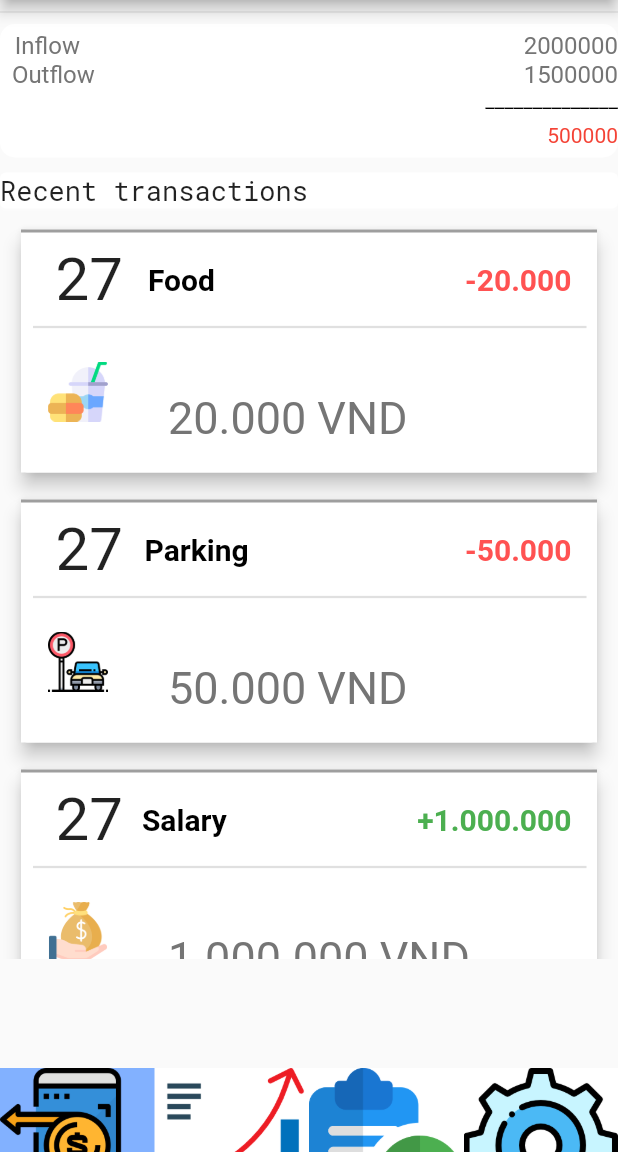
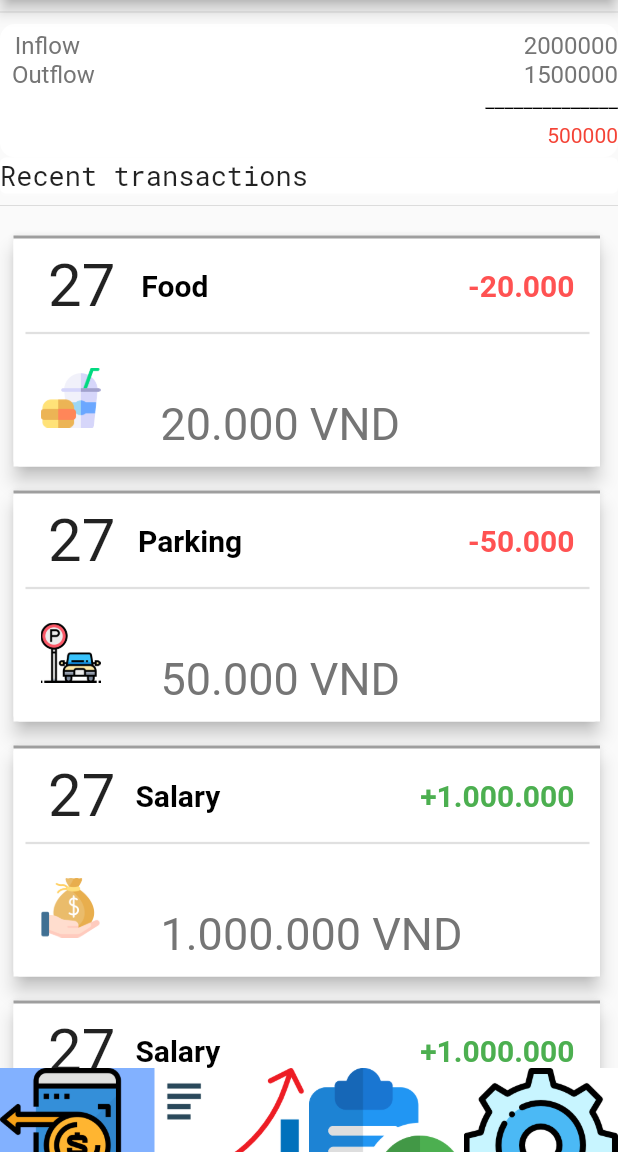
Before and after one commit to hieuvts/money_manager, a Flutter app: the screen it shows after launch, on a phone screen of 412 x 824 dp, the part 84-1236 px from its top. Run offline on Flutter 3.47's test engine with Material 2 defaults, Android fonts, the phone set to English and light mode, and no system bars; drawn by our look-alikes of flutter_snake_navigationbar; our stand-ins replace charts_flutter, convex_bottom_bar, pie_chart, splashscreen.

Commit message:
#6.1 Backup
SnakeNavBar works correctly.
Fix Transaction page (RecentTransaction() overflow)

```diff
--- a/lib/main.dart
+++ b/lib/main.dart
@@ -15,9 +15,6 @@ void main() {
 class MyApp extends StatelessWidget {
   @override
   Widget build(BuildContext context) {
-    // return MaterialApp(
-    //   home: new PageController(title: "Money Manager"),
-    // );
     return new MaterialApp(
       theme:
           ThemeData(fontFamily: "Helveticaneue"), //Set font chung toàn bộ app
@@ -36,7 +33,7 @@ class MyApp extends StatelessWidget {
         photoSize: 120.0,
         backgroundColor: Color(0xFFA8DADC),
         loadingText: new Text(
-          "Loading",
+          "Loading...",
           style: TextStyle(
               color: Colors.white, fontSize: 16, fontStyle: FontStyle.italic),
         ),
@@ -55,6 +52,7 @@ class PageController extends StatefulWidget {
 }
 
 class _PageControllerState extends State<PageController> {
+  //Danh sách các pages
   final List<Widget> _pages = <Widget>[
     TransactionPage(),
     GraphPage(),
@@ -63,15 +61,25 @@ class _PageControllerState extends State<PageController> {
     SettingPage()
   ];
   int _selectedPage = 0;
-  final BorderRadius _borderRadius = const BorderRadius.only(
-    topLeft: Radius.circular(10),
-    topRight: Radius.circular(0),
-    bottomLeft: Radius.circular(10),
-  );
+  //Danh sách các items trong SnakeNavBar
+  List<BottomNavigationBarItem> navBarItems = [
+    BottomNavigationBarItem(
+      icon: new Image.asset(
+        'images/transaction.png',
+      ),
+      label: 'Giao dịch',
+    ),
+    BottomNavigationBarItem(
+        icon: new Image.asset('images/graph.png'), label: 'Thống kê'),
+    BottomNavigationBarItem(
+        icon: new Image.asset('images/add.png'), label: 'Thêm'),
+    BottomNavigationBarItem(
+        icon: new Image.asset('images/settings.png'), label: 'Cài đặt'),
+  ];
+  //Beginof Config SnakeNavBar
   ShapeBorder bottomBarShape = new Border();
   SnakeBarBehaviour snakeBarStyle = SnakeBarBehaviour.floating;
-  EdgeInsets padding = const EdgeInsets.all(12);
-  int _selectedItemPosition = 0;
+  EdgeInsets padding = const EdgeInsets.all(5);
   SnakeShape snakeShape = SnakeShape.rectangle;
   bool showSelectedLabels = false;
   bool showUnselectedLabels = false;
@@ -81,13 +89,14 @@ class _PageControllerState extends State<PageController> {
   Color unselectedColor = Colors.blueGrey;
   Gradient unselectedGradient =
       const LinearGradient(colors: [Colors.red, Colors.blueGrey]);
-  Color containerColor;
-  List<Color> containerColors = [
-    const Color(0xFFFDE1D7),
-    const Color(0xFFE4EDF5),
-    const Color(0xFFE7EEED),
-    const Color(0xFFF4E4CE),
-  ];
+  // Color containerColor;
+  // List<Color> containerColors = [
+  //   const Color(0xFFFDE1D7),
+  //   const Color(0xFFE4EDF5),
+  //   const Color(0xFFE7EEED),
+  //   const Color(0xFFF4E4CE),
+  // ];
+  //Endof Config SnakeNavBar
 
   @override
   Widget build(BuildContext context) {
@@ -97,84 +106,43 @@ class _PageControllerState extends State<PageController> {
         title: Text(widget.title),
       ),
       body: _pages[_selectedPage],
-
-      // bottomNavigationBar: ConvexAppBar(
-      //   top: 0,
-      //   initialActiveIndex: 0, //Page "Giao dịch"
-      //   backgroundColor: Colors.blueAccent,
-      //   style: TabStyle.textIn,
-      //   items: [
-      //     TabItem(
-      //         icon: new Image.asset('images/transaction.png'),
-      //         title: 'Giao dịch'),
-      //     TabItem(icon: new Image.asset('images/graph.png'), title: 'Thống kê'),
-      //     TabItem(icon: new Image.asset('images/add.png'), title: 'Tạo'),
-      //     TabItem(
-      //         icon: new Image.asset('images/settings.png'), title: 'Cài đặt'),
-      //   ],
-      //   //onTap: (int i) => print('click index=$i'),
-      //   onTap: onTabTapped,
-      // ),
       bottomNavigationBar: SnakeNavigationBar.color(
         behaviour: snakeBarStyle,
         snakeShape: snakeShape,
         shape: bottomBarShape,
-
-        ///configuration for SnakeNavigationBar.color
         snakeViewColor: selectedColor,
         selectedItemColor:
             snakeShape == SnakeShape.indicator ? selectedColor : null,
         unselectedItemColor: Colors.blueGrey,
-
-        ///configuration for SnakeNavigationBar.gradient
-        // snakeViewGradient: selectedGradient,
-        // selectedItemGradient: snakeShape == SnakeShape.indicator ? selectedGradient : null,
-        // unselectedItemGradient: unselectedGradient,
-
         showUnselectedLabels: showUnselectedLabels,
         showSelectedLabels: showSelectedLabels,
-
-        currentIndex: _selectedItemPosition,
-        onTap: (index) {
-          setState(() => _selectedItemPosition = index);
-          onTabTapped(index);
-          print('tapped page $index');
-        },
-
-        selectedLabelStyle: const TextStyle(fontSize: 14),
-        unselectedLabelStyle: const TextStyle(fontSize: 10),
-        items: [
-          BottomNavigationBarItem(
-              icon: new Image.asset('images/transaction.png'),
-              label: 'Giao dịch'),
-          BottomNavigationBarItem(
-              icon: new Image.asset('images/graph.png'), label: 'Thống kê'),
-          BottomNavigationBarItem(
-              icon: new Image.asset('images/add.png'), label: 'Thêm'),
-          BottomNavigationBarItem(
-              icon: new Image.asset('images/settings.png'), label: 'Cài đặt'),
-        ],
+        currentIndex: _selectedPage,
+        // onTap: (index) {
+        //   setState(() => _selectedPage = index);
+        //   onTabTapped(index);
+        //   print('tapped page $index');
+        // },
+        onTap: onTabTapped,
+        selectedLabelStyle: const TextStyle(fontSize: 10),
+        items: navBarItems,
       ),
     ));
   }
 
   void _onPageChanged(int page) {
-    containerColor = containerColors[page];
+    //containerColor = containerColors[page];
     switch (page) {
       case 0:
-        print('invoke page 0');
         setState(() {
           snakeBarStyle = SnakeBarBehaviour.pinned;
           snakeShape = SnakeShape.rectangle;
-          padding = EdgeInsets.zero;
+          //showSelectedLabels = true;
         });
         break;
       case 1:
-        print('invoke page 1');
         setState(() {
           snakeBarStyle = SnakeBarBehaviour.pinned;
           snakeShape = SnakeShape.rectangle;
-          padding = EdgeInsets.zero;
         });
         break;
 
@@ -182,14 +150,12 @@ class _PageControllerState extends State<PageController> {
         setState(() {
           snakeBarStyle = SnakeBarBehaviour.pinned;
           snakeShape = SnakeShape.rectangle;
-          padding = EdgeInsets.zero;
         });
         break;
       case 3:
         setState(() {
           snakeBarStyle = SnakeBarBehaviour.pinned;
           snakeShape = SnakeShape.rectangle;
-          padding = EdgeInsets.zero;
         });
         break;
     }
--- a/lib/ui/modules/customWidget/customCardView.dart
+++ b/lib/ui/modules/customWidget/customCardView.dart
@@ -68,12 +68,11 @@ class RecentTransaction extends StatelessWidget {
         children: <Widget>[
           Expanded(
             child: ListView.builder(
-// scrollDirection: Axis.horizontal,
                 itemCount: transactionData.length,
                 itemBuilder: (context, index) {
                   return Container(
-                    padding: EdgeInsets.fromLTRB(10, 10, 10, 0),
-                    height: 180,
+                    padding: EdgeInsets.fromLTRB(5, 8, 8, 0),
+                    height: 170,
                     width: double.maxFinite,
                     child: Card(
                       elevation: 5,
--- a/lib/ui/modules/customWidget/customSnakeNavBar.dart
+++ b/lib/ui/modules/customWidget/customSnakeNavBar.dart
@@ -60,7 +60,7 @@ class _CustomSnakeNavBarState extends State<CustomSnakeNavBar> {
       currentIndex: _selectedItemPosition,
       onTap: (index) {
         setState(() => _selectedItemPosition = index);
-        onTabTapped(index);
+        //onTabTapped(index);
         print('tapped page $index');
       },
 
--- a/lib/ui/modules/page/settingPage.dart
+++ b/lib/ui/modules/page/settingPage.dart
@@ -9,7 +9,8 @@ class _SettingPageState extends State<SettingPage> {
   @override
   Widget build(BuildContext context) {
     return Container(
-      child: Text("This is setting page"),
+      color: Colors.grey,
+      //child: Text("This is setting page"),
     );
   }
 }
--- a/lib/ui/modules/page/transactionPage.dart
+++ b/lib/ui/modules/page/transactionPage.dart
@@ -13,12 +13,12 @@ class _TransactionPageState extends State<TransactionPage> {
     return Stack(
       overflow: Overflow.clip,
       alignment: AlignmentDirectional.center,
-      //fit: StackFit.expand,
+      fit: StackFit.expand,
       children: <Widget>[
         Column(children: [
           Divider(),
           Container(child: IncomeAndOutcome()),
-          Padding(padding: EdgeInsets.only(bottom: 10)),
+          //Padding(padding: EdgeInsets.only(bottom: 10)),
           Container(
             decoration: BoxDecoration(
                 color: Colors.white,
@@ -35,7 +35,8 @@ class _TransactionPageState extends State<TransactionPage> {
               style: TextStyle(fontFamily: "RobotoLight", fontSize: 18),
             ),
           ),
-          Container(height: 500, child: RecentTransaction()),
+          Divider(),
+          Expanded(child: RecentTransaction()),
         ]),
       ],
     );
```
Also changed, not shown: lib/ui/modules/customWidget/customText.dart (deleted).
